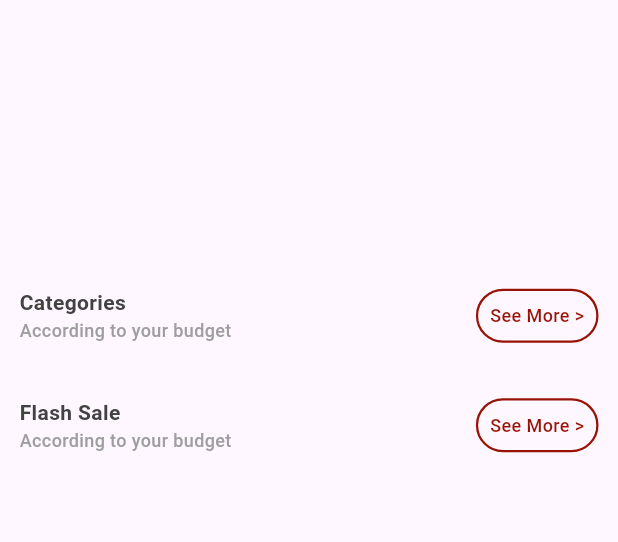
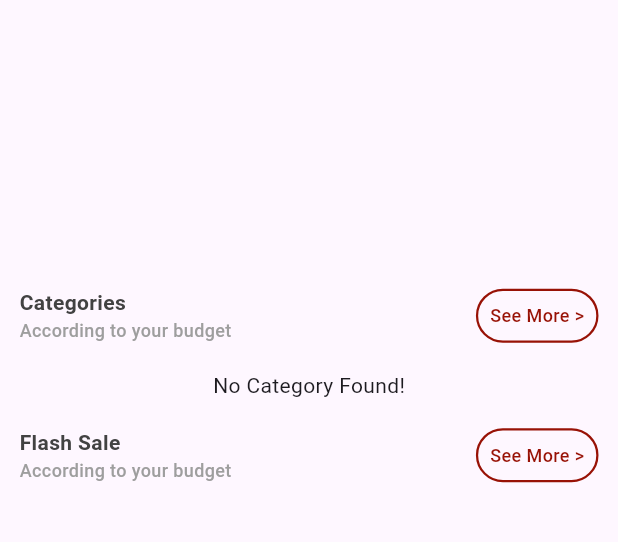
Before and after one commit to Hamza862-Naeem/Ecomm, a Flutter app: the MainScreen screen opened directly, on a phone screen of 412 x 824 dp, the part 84-626 px from its top. Run offline on Flutter 3.47's test engine with Material 3 defaults, Android fonts, the phone set to English and light mode, and no system bars; drawn by our look-alikes of carousel_slider; our stand-ins replace cached_network_image, cloud_firestore, firebase_auth, firebase_core, firebase_messaging, flutter_easyloading and 4 more; missing offline and left inert: image_card; accounts and stored records are empty.

Commit message:
fetching categories from firebase

```diff
--- /dev/null
+++ b/lib/models/categories-models.dart
@@ -0,0 +1,40 @@
+
+// ignore_for_file: file_names
+
+class CategoriesModel {
+  final String categoryId;
+  final String categoryImg;
+  final String categoryName;
+  final dynamic createdAt;
+  final dynamic updatedAt;
+
+  CategoriesModel({
+    required this.categoryId,
+    required this.categoryImg,
+    required this.categoryName,
+    required this.createdAt,
+    required this.updatedAt,
+  });
+
+  // Serialize the UserModel instance to a JSON map
+  Map<String, dynamic> toMap() {
+    return {
+      'categoryId': categoryId,
+      'categoryImg': categoryImg,
+      'categoryName': categoryName,
+      'createdAt': createdAt,
+      'updatedAt': updatedAt,
+    };
+  }
+
+  // Create a UserModel instance from a JSON map
+  factory CategoriesModel.fromMap(Map<String, dynamic> json) {
+    return CategoriesModel(
+      categoryId: json['categoryId'],
+      categoryImg: json['categoryImg'],
+      categoryName: json['categoryName'],
+      createdAt: json['createdAt'],
+      updatedAt: json['updatedAt'],
+    );
+  }
+}
--- a/lib/screens/auth ui/user panel/main screen.dart
+++ b/lib/screens/auth ui/user panel/main screen.dart
@@ -2,6 +2,7 @@
 import 'package:ecomm/screens/auth%20ui/welcome_screen.dart';
 import 'package:ecomm/utils/app-constants.dart';
 import 'package:ecomm/widgets/banner-widget.dart';
+import 'package:ecomm/widgets/category-widget.dart';
 import 'package:ecomm/widgets/custom-drawer.dart';
 import 'package:ecomm/widgets/heading-widget.dart';
 import 'package:firebase_auth/firebase_auth.dart';
@@ -42,6 +43,7 @@ class MainScreen extends StatelessWidget {
                 onTap: (){},
                   buttonText: 'See More >',
               ),
+              CategoryWidget(),
               HeadingWidget(
                 headingTitle: 'Flash Sale',
                 headingSubTitle: 'According to your budget',
--- /dev/null
+++ b/lib/widgets/category-widget.dart
@@ -0,0 +1,76 @@
+
+import 'package:cached_network_image/cached_network_image.dart';
+import 'package:cloud_firestore/cloud_firestore.dart';
+import 'package:ecomm/models/categories-models.dart';
+
+import 'package:flutter/cupertino.dart';
+import 'package:get/get.dart';
+import 'package:image_card/image_card.dart';
+
+class CategoryWidget extends StatelessWidget {
+  const CategoryWidget({super.key});
+
+  @override
+  Widget build(BuildContext context) {
+    return FutureBuilder(
+        future: FirebaseFirestore.instance.collection('categories').get(),
+        builder: (BuildContext context, AsyncSnapshot<QuerySnapshot>snapshot) {
+          if (snapshot.hasError) {
+            return Center(
+              child: Text('Error'),
+            );
+          }
+          if (snapshot.connectionState == ConnectionState.waiting) {
+            return Container(
+              height: Get.height / 5,
+              child: Center(
+                child: CupertinoActivityIndicator(),
+              ),
+            );
+          };
+          if(snapshot.data!.docs.isEmpty){
+return Center(
+  child: Text('No Category Found!'),
+);
+          }
+          if(snapshot.data != null){
+            return Container(
+              height: Get.height/5.5,
+              child: ListView.builder(
+                  itemCount: snapshot.data!.docs.length,
+                  shrinkWrap: true,
+                  scrollDirection: Axis.horizontal,
+                  itemBuilder: (context, index){
+                    CategoriesModel categoriesModel = CategoriesModel(
+                        categoryId: snapshot.data!.docs[index]['categoryId'],
+                        categoryImg: snapshot.data!.docs[index]['categoryImg'],
+                        categoryName: snapshot.data!.docs[index]['categoryName'],
+                        createdAt: snapshot.data!.docs[index]['createdAt'],
+                        updatedAt: snapshot.data!.docs[index]['updatedAt']);
+                    return Row(
+                      children: [
+                        Padding(padding: EdgeInsets.all(5.0),
+                        child: Container(
+                          child:FillImageCard(
+                            borderRadius: 20.0,
+                            width: Get.width/4.0,
+                            heightImage: Get.height/12,
+                            imageProvider: CachedNetworkImageProvider(categoriesModel.categoryImg),
+
+                            title: Center(
+                                child: Text(categoriesModel.categoryName,style: TextStyle(fontSize: 12.0),)),
+
+                          ),
+                        ),),
+
+                      ],
+                    );
+                  }),
+            );
+          }
+          return Container();
+        }
+    );
+  }
+
+}
--- a/pubspec.yaml
+++ b/pubspec.yaml
@@ -48,6 +48,7 @@ dependencies:
   firebase_messaging: ^14.9.4
   carousel_slider: ^4.2.1
   cached_network_image: ^3.3.1
+  image_card: ^0.0.4
 
 dev_dependencies:
   flutter_test:
```
Also changed, not shown: pubspec.lock.
